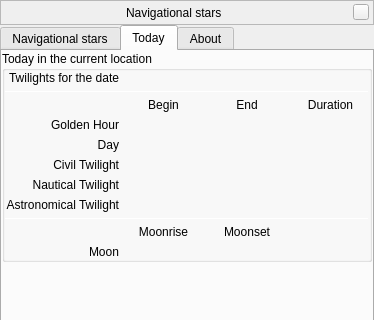
Above: plugins/NavStars/src/gui/navStarsWindow.ui from Stellarium/stellarium before the change; both pictures show x 0 to 374 and y 0 to 320 of the 374 by 463 pixel window. Below: the same form after it.
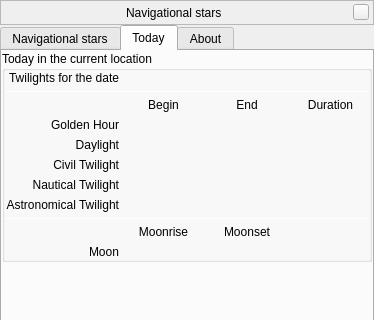
That is the form after the change. The open tabs and pages were chosen to show the change. Custom widgets are drawn as their Qt base class.

Commit message: Fix stupid issues

Diff of the .ui file:
```diff
--- a/plugins/NavStars/src/gui/navStarsWindow.ui
+++ b/plugins/NavStars/src/gui/navStarsWindow.ui
@@ -641,7 +641,7 @@
             <item row="4" column="0">
              <widget class="QLabel" name="labelDay">
               <property name="text">
-               <string>Day</string>
+               <string>Daylight</string>
               </property>
               <property name="alignment">
                <set>Qt::AlignRight|Qt::AlignTrailing|Qt::AlignVCenter</set>
```
The commit also changes 1 other file.
